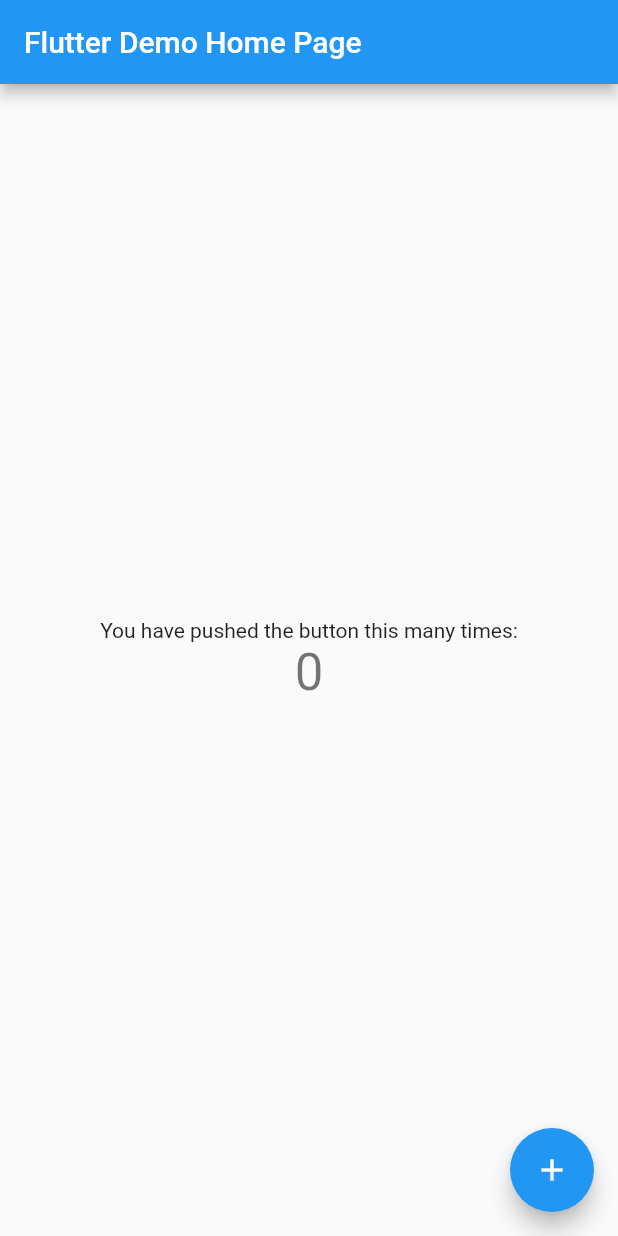
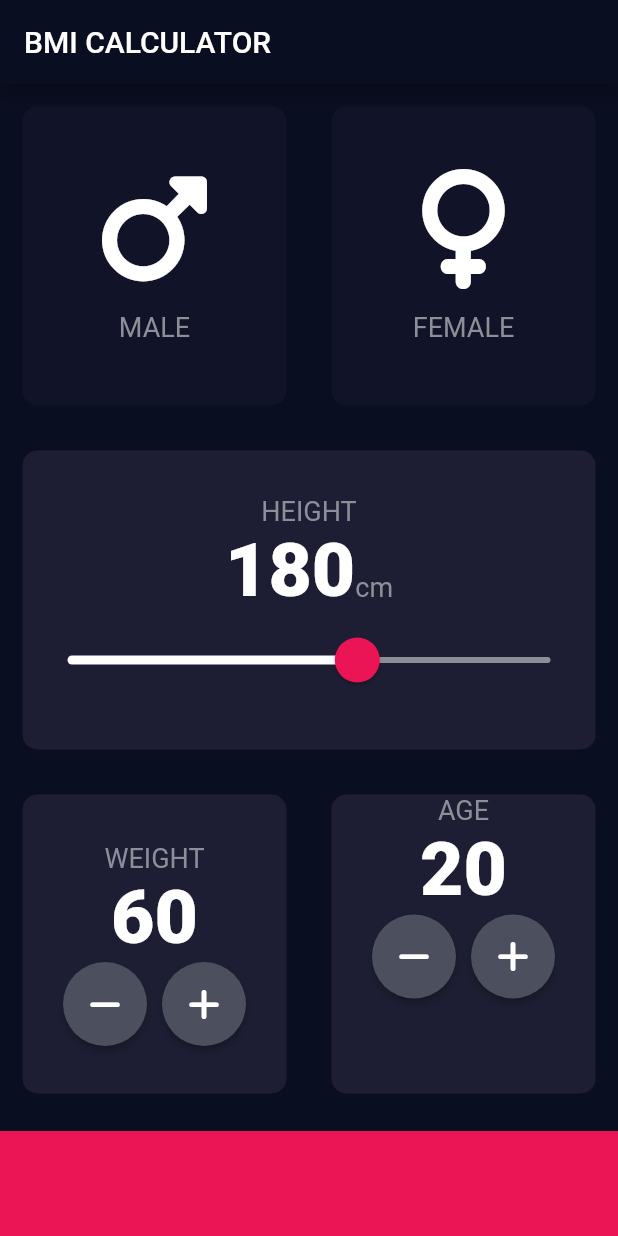
Before and after one commit to basakjeet08/BMI_flutter, a Flutter app: the screen it shows after launch, on a phone screen of 412 x 824 dp. Run offline on Flutter 3.47's test engine with Material 2 defaults, Android fonts, the phone set to English and light mode, and no system bars; our stand-ins replace font_awesome_flutter.

Commit message:
routes are left

```diff
--- /dev/null
+++ b/lib/constants.dart
@@ -0,0 +1,14 @@
+import 'package:flutter/material.dart';
+
+const kLabelTextStyle = TextStyle(
+    fontSize: 18.0,
+    color: Color(0xFF8D8E98)
+);
+const double kBottomContainerHeight = 70.0;
+const kActiveCardColor = Color(0xFF1D1E33);
+const kInactiveCardColor = Color(0xFF111328);
+const Color kBottomContainerColor = Color(0xFFEB1555);
+const kPrimaryTextStyle = TextStyle(
+  fontSize: 50.0,
+  fontWeight: FontWeight.w900
+);
--- /dev/null
+++ b/lib/gender_enum.dart
@@ -0,0 +1,5 @@
+
+enum GenderType{
+  male,
+  female
+}
--- /dev/null
+++ b/lib/input_page.dart
@@ -0,0 +1,221 @@
+import 'package:bmi_flutter/reusable_button.dart';
+import 'package:flutter/material.dart';
+import 'package:font_awesome_flutter/font_awesome_flutter.dart';
+import 'reusable_card.dart';
+import 'reusable_icon_content.dart';
+import 'constants.dart';
+
+class InputPage extends StatefulWidget {
+  const InputPage({super.key});
+  @override
+  _InputPageState createState() => _InputPageState();
+}
+
+class _InputPageState extends State<InputPage> {
+  Color maleCardColor = kInactiveCardColor;
+  Color femaleCardColor = kInactiveCardColor;
+  int height = 180;
+  int weight = 60;
+  int age = 20;
+  @override
+  Widget build(BuildContext context) {
+    return Scaffold(
+      appBar: AppBar(
+        title: const Text('BMI CALCULATOR'),
+      ),
+      body: Column(
+        crossAxisAlignment: CrossAxisAlignment.stretch,
+        children: [
+          Expanded(
+            child: Row(
+              children: [
+                Expanded(
+                  child: GestureDetector(
+                    onTap: () {
+                      setState(() {
+                        maleCardColor = kActiveCardColor;
+                        femaleCardColor = kInactiveCardColor;
+                      });
+                    },
+                    child: ReusableCard(
+                      myColor: maleCardColor,
+                      myChild: const ReusableIconContent(
+                        myIcon: FontAwesomeIcons.mars,
+                        myText: 'MALE',
+                      ),
+                    ),
+                  ),
+                ),
+                Expanded(
+                  child: GestureDetector(
+                    onTap: () {
+                      setState(() {
+                        femaleCardColor = kActiveCardColor;
+                        maleCardColor = kInactiveCardColor;
+                      });
+                    },
+                    child: ReusableCard(
+                      myColor: femaleCardColor,
+                      myChild: const ReusableIconContent(
+                        myIcon: FontAwesomeIcons.venus,
+                        myText: 'FEMALE',
+                      ),
+                    ),
+                  ),
+                ),
+              ],
+            ),
+          ),
+          Expanded(
+            child: ReusableCard(
+              myColor: kActiveCardColor,
+              myChild: Column(
+                mainAxisAlignment: MainAxisAlignment.center,
+                children: [
+                  const Text(
+                    'HEIGHT',
+                    style: kLabelTextStyle,
+                  ),
+                  Row(
+                    mainAxisAlignment: MainAxisAlignment.center,
+                    crossAxisAlignment: CrossAxisAlignment.baseline,
+                    textBaseline: TextBaseline.alphabetic,
+                    children: [
+                      Text(
+                        height.toString(),
+                        style: kPrimaryTextStyle,
+                      ),
+                      const Text(
+                        'cm',
+                        style: kLabelTextStyle,
+                      )
+                    ],
+                  ),
+                  SliderTheme(
+                    data: SliderTheme.of(context).copyWith(
+                        inactiveTrackColor: const Color(0xFF8D8E98),
+                        activeTrackColor: Colors.white,
+                        overlayColor: const Color(0x15EB1555),
+                        thumbColor: const Color(0xFFEB1555),
+                        thumbShape: const RoundSliderThumbShape(
+                          enabledThumbRadius: 15.0,
+                        ),
+                        overlayShape:
+                            const RoundSliderOverlayShape(overlayRadius: 30.0)),
+                    child: Slider(
+                      value: height.toDouble(),
+                      min: 120.0,
+                      max: 220.0,
+                      onChanged: (double newValue) {
+                        setState(() {
+                          height = newValue.toInt();
+                        });
+                      },
+                    ),
+                  ),
+                ],
+              ),
+            ),
+          ),
+          Expanded(
+            child: Row(
+              crossAxisAlignment: CrossAxisAlignment.stretch,
+              mainAxisAlignment: MainAxisAlignment.center,
+              children: [
+                Expanded(
+                  child: ReusableCard(
+                    myColor: kActiveCardColor,
+                    myChild: Column(
+                      mainAxisAlignment: MainAxisAlignment.center,
+                      children: [
+                        const Text(
+                          'WEIGHT',
+                          style: kLabelTextStyle,
+                        ),
+                        Text(
+                          weight.toString(),
+                          style: kPrimaryTextStyle,
+                        ),
+                        Row(
+                          mainAxisAlignment: MainAxisAlignment.center,
+                          children: [
+                            ReusableButton(
+                              icon: FontAwesomeIcons.minus,
+                              myFunction: () {
+                                setState(() {
+                                  weight -= 5;
+                                });
+                              },
+                            ),
+                            const SizedBox(
+                              width: 10.0,
+                            ),
+                            ReusableButton(
+                              icon: FontAwesomeIcons.plus,
+                              myFunction: () {
+                                setState(() {
+                                  weight += 5;
+                                });
+                              },
+                            ),
+                          ],
+                        ),
+                      ],
+                    ),
+                  ),
+                ),
+                Expanded(
+                  child: ReusableCard(
+                    myColor: kActiveCardColor,
+                    myChild: Column(
+                      children: [
+                        const Text(
+                          'AGE',
+                          style: kLabelTextStyle,
+                        ),
+                        Text(
+                          age.toString(),
+                          style: kPrimaryTextStyle,
+                        ),
+                        Row(
+                          mainAxisAlignment: MainAxisAlignment.center,
+                          children: [
+                            ReusableButton(
+                              icon: FontAwesomeIcons.minus,
+                              myFunction: () {
+                                setState(() {
+                                  age --;
+                                });
+                              },
+                            ),
+                            const SizedBox(
+                              width: 10.0,
+                            ),
+                            ReusableButton(
+                              icon: FontAwesomeIcons.plus,
+                              myFunction: () {
+                                setState(() {
+                                  age++;
+                                });
+                              },
+                            ),
+                          ],
+                        )
+                      ],
+                    ),
+                  ),
+                ),
+              ],
+            ),
+          ),
+          Container(
+            color: kBottomContainerColor,
+            margin: const EdgeInsets.only(top: 10.0),
+            width: double.infinity,
+            height: kBottomContainerHeight,
+          )
+        ],
+      ),
+    );
+  }
+}
--- a/lib/main.dart
+++ b/lib/main.dart
@@ -1,115 +1,19 @@
 import 'package:flutter/material.dart';
+import 'input_page.dart';
 
-void main() {
-  runApp(const MyApp());
-}
+void main() => runApp(BMICalculator());
 
-class MyApp extends StatelessWidget {
-  const MyApp({super.key});
-
-  // This widget is the root of your application.
+class BMICalculator extends StatelessWidget {
   @override
   Widget build(BuildContext context) {
     return MaterialApp(
-      title: 'Flutter Demo',
-      theme: ThemeData(
-        // This is the theme of your application.
-        //
-        // Try running your application with "flutter run". You'll see the
-        // application has a blue toolbar. Then, without quitting the app, try
-        // changing the primarySwatch below to Colors.green and then invoke
-        // "hot reload" (press "r" in the console where you ran "flutter run",
-        // or simply save your changes to "hot reload" in a Flutter IDE).
-        // Notice that the counter didn't reset back to zero; the application
-        // is not restarted.
-        primarySwatch: Colors.blue,
+      theme: ThemeData.dark().copyWith(
+        colorScheme: ColorScheme.fromSwatch().copyWith(
+          primary: const Color(0xFF0A0E21),
+        ),
+        scaffoldBackgroundColor: const Color(0XFF0A0E21),
       ),
-      home: const MyHomePage(title: 'Flutter Demo Home Page'),
+      home: InputPage(),
     );
   }
 }
-
-class MyHomePage extends StatefulWidget {
-  const MyHomePage({super.key, required this.title});
-
-  // This widget is the home page of your application. It is stateful, meaning
-  // that it has a State object (defined below) that contains fields that affect
-  // how it looks.
-
-  // This class is the configuration for the state. It holds the values (in this
-  // case the title) provided by the parent (in this case the App widget) and
-  // used by the build method of the State. Fields in a Widget subclass are
-  // always marked "final".
-
-  final String title;
-
-  @override
-  State<MyHomePage> createState() => _MyHomePageState();
-}
-
-class _MyHomePageState extends State<MyHomePage> {
-  int _counter = 0;
-
-  void _incrementCounter() {
-    setState(() {
-      // This call to setState tells the Flutter framework that something has
-      // changed in this State, which causes it to rerun the build method below
-      // so that the display can reflect the updated values. If we changed
-      // _counter without calling setState(), then the build method would not be
-      // called again, and so nothing would appear to happen.
-      _counter++;
-    });
-  }
-
-  @override
-  Widget build(BuildContext context) {
-    // This method is rerun every time setState is called, for instance as done
-    // by the _incrementCounter method above.
-    //
-    // The Flutter framework has been optimized to make rerunning build methods
-    // fast, so that you can just rebuild anything that needs updating rather
-    // than having to individually change instances of widgets.
-    return Scaffold(
-      appBar: AppBar(
-        // Here we take the value from the MyHomePage object that was created by
-        // the App.build method, and use it to set our appbar title.
-        title: Text(widget.title),
-      ),
-      body: Center(
-        // Center is a layout widget. It takes a single child and positions it
-        // in the middle of the parent.
-        child: Column(
-          // Column is also a layout widget. It takes a list of children and
-          // arranges them vertically. By default, it sizes itself to fit its
-          // children horizontally, and tries to be as tall as its parent.
-          //
-          // Invoke "debug painting" (press "p" in the console, choose the
-          // "Toggle Debug Paint" action from the Flutter Inspector in Android
-          // Studio, or the "Toggle Debug Paint" command in Visual Studio Code)
-          // to see the wireframe for each widget.
-          //
-          // Column has various properties to control how it sizes itself and
-          // how it positions its children. Here we use mainAxisAlignment to
-          // center the children vertically; the main axis here is the vertical
-          // axis because Columns are vertical (the cross axis would be
-          // horizontal).
-          mainAxisAlignment: MainAxisAlignment.center,
-          children: <Widget>[
-            const Text(
-              'You have pushed the button this many times:',
-            ),
-            Text(
-              '$_counter',
-              style: Theme.of(context).textTheme.headline4,
-            ),
-          ],
-        ),
-      ),
-      floatingActionButton: FloatingActionButton(
-        onPressed: _incrementCounter,
-        tooltip: 'Increment',
-        child: const Icon(Icons.add),
-      ), // This trailing comma makes auto-formatting nicer for build methods.
-    );
-  }
-}
--- /dev/null
+++ b/lib/reusable_button.dart
@@ -0,0 +1,20 @@
+import 'package:flutter/material.dart';
+
+class ReusableButton extends StatelessWidget {
+  const ReusableButton({super.key, required this.icon , required this.myFunction});
+  final IconData icon;
+  final Function myFunction;
+
+  @override
+  Widget build(BuildContext context) {
+    return RawMaterialButton(
+      onPressed: () {
+        myFunction();
+      },
+      fillColor: const Color(0xFF4C4F5E),
+      shape: const CircleBorder(),
+      constraints: const BoxConstraints.tightFor(width: 56.0, height: 56.0),
+      child: Icon(icon),
+    );
+  }
+}
--- /dev/null
+++ b/lib/reusable_card.dart
@@ -0,0 +1,17 @@
+import 'package:flutter/material.dart';
+class ReusableCard extends StatelessWidget {
+  const ReusableCard({super.key, required this.myColor, this.myChild});
+  final Color myColor;
+  final Widget? myChild;
+  @override
+  Widget build(BuildContext context) {
+    return Container(
+      margin: const EdgeInsets.all(15.0),
+      decoration: BoxDecoration(
+        color: myColor,
+        borderRadius: BorderRadius.circular(10.0),
+      ),
+      child: myChild,
+    );
+  }
+}
--- /dev/null
+++ b/lib/reusable_icon_content.dart
@@ -0,0 +1,28 @@
+import 'package:flutter/material.dart';
+import 'constants.dart';
+class ReusableIconContent extends StatelessWidget {
+  const ReusableIconContent(
+      {super.key, required this.myIcon, required this.myText});
+  final IconData myIcon;
+  final String myText;
+
+  @override
+  Widget build(BuildContext context) {
+    return Column(
+      mainAxisAlignment: MainAxisAlignment.center,
+      children: [
+        Icon(
+          myIcon,
+          size: 80.0,
+        ),
+        const SizedBox(
+          height: 15.0,
+        ),
+        Text(
+          myText,
+          style: kLabelTextStyle
+        ),
+      ],
+    );
+  }
+}
--- a/pubspec.yaml
+++ b/pubspec.yaml
@@ -36,6 +36,7 @@ dependencies:
   # The following adds the Cupertino Icons font to your application.
   # Use with the CupertinoIcons class for iOS style icons.
   cupertino_icons: ^1.0.2
+  font_awesome_flutter: ^10.3.0
 
 dev_dependencies:
   flutter_test:
```
Also changed, not shown: pubspec.lock.
